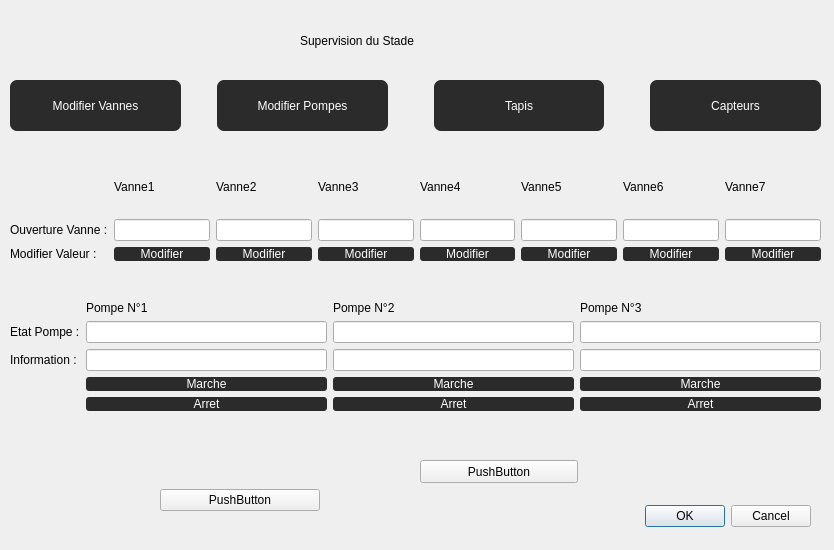
Qt form supervision.ui (CalmettesT/Projet-BTS) before a commit.
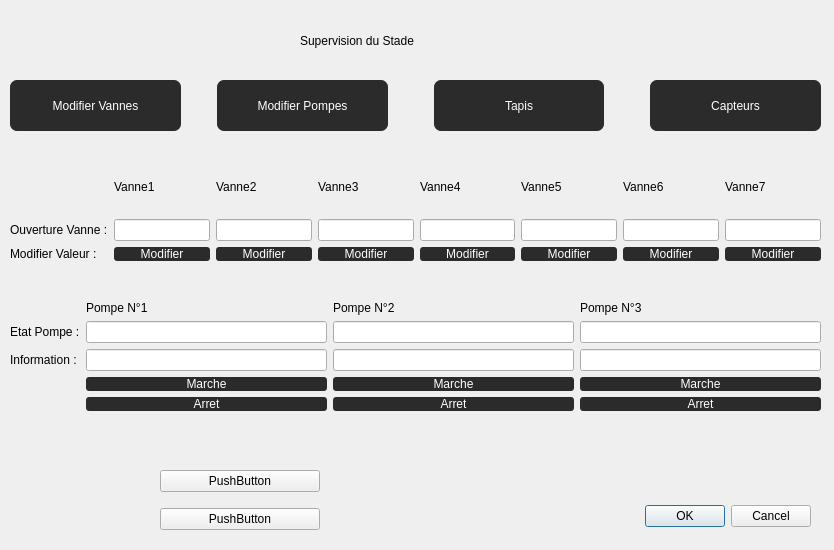
The same form after that commit.

What changed in the file:
```diff
--- a/supervision.ui
+++ b/supervision.ui
@@ -543,27 +543,21 @@
     </rect>
    </property>
    <layout class="QGridLayout" name="gridLayout">
-    <item row="0" column="0">
+    <item row="1" column="0">
      <widget class="QPushButton" name="pushButton_2">
       <property name="text">
        <string>PushButton</string>
       </property>
      </widget>
     </item>
-   </layout>
-  </widget>
+    <item row="0" column="0">
   <widget class="QPushButton" name="pushButton">
-   <property name="geometry">
-    <rect>
-     <x>420</x>
-     <y>460</y>
-     <width>158</width>
-     <height>23</height>
-    </rect>
-   </property>
    <property name="text">
     <string>PushButton</string>
    </property>
+     </widget>
+    </item>
+   </layout>
   </widget>
  </widget>
  <resources/>
```
Lines whose indentation alone changed are shown as unchanged.
